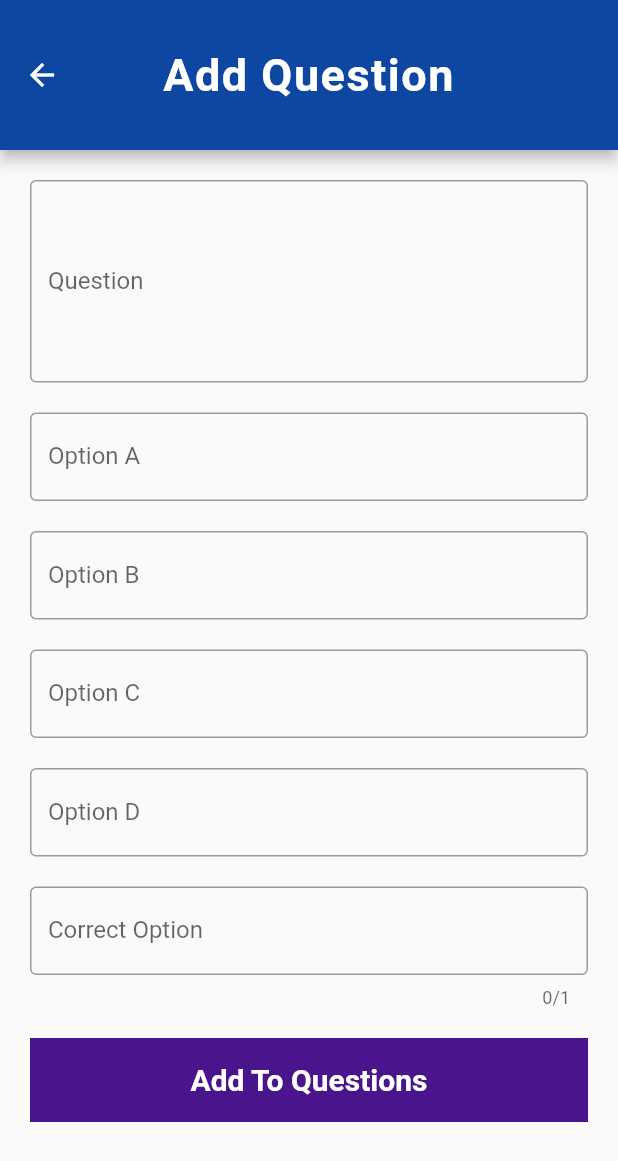
After one commit to rukky96/MathQuizApp, a Flutter app: the screen it shows after launch, after a tap on the "add" icon, on a phone screen of 412 x 824 dp. The commit adds this screen. Shown: the top 1161 px of the screen. Run offline on Flutter 3.47's test engine with Material 2 defaults, Android fonts, the phone set to English and light mode, and no system bars; our stand-ins replace circular_countdown_timer, contained_tab_bar_view.

Commit message:
added student profile and question creator pages

```diff
--- /dev/null
+++ b/lib/add_question_page.dart
@@ -0,0 +1,122 @@
+import 'package:flutter/material.dart';
+import 'package:mathapp/main.dart';
+import 'package:mathapp/provider.dart';
+import 'package:provider/provider.dart';
+
+class AddQuestionPage extends StatefulWidget {
+  const AddQuestionPage({super.key});
+
+  @override
+  State<AddQuestionPage> createState() => _AddQuestionPageState();
+}
+
+class _AddQuestionPageState extends State<AddQuestionPage> {
+  TextEditingController questionController = TextEditingController();
+  TextEditingController optionAController = TextEditingController();
+  TextEditingController optionBController = TextEditingController();
+  TextEditingController optionCController = TextEditingController();
+  TextEditingController optionDController = TextEditingController();
+  TextEditingController correctOptionController = TextEditingController();
+  @override
+  Widget build(BuildContext context) {
+    final provider = Provider.of<MyProvider>(context);
+    String? errorText;
+    return Scaffold(
+      appBar: AppBar(
+          centerTitle: true,
+          toolbarHeight: 100,
+          backgroundColor: Colors.blue.shade900,
+          title: const Text(
+            'Add Question',
+            textAlign: TextAlign.center,
+            style: TextStyle(
+                fontSize: 30, fontWeight: FontWeight.bold, letterSpacing: 1),
+          )),
+      body: Container(
+        padding: MediaQuery.of(context).size.width >= 900
+            ? EdgeInsets.fromLTRB(MediaQuery.of(context).size.width * 0.10, 20,
+                MediaQuery.of(context).size.width * 0.10, 0)
+            : const EdgeInsets.all(20),
+        child: Column(
+          children: [
+            TextFormField(
+              onChanged: (value) {
+                if (value == '') {
+                  errorText = 'Value cannot be empty';
+                }
+              },
+              maxLines: 5,
+              controller: questionController,
+              decoration: InputDecoration(
+                  errorText: errorText,
+                  border: const OutlineInputBorder(),
+                  label: const Text('Question')),
+            ),
+            const SizedBox(height: 20),
+            TextFormField(
+              controller: optionAController,
+              decoration: const InputDecoration(
+                  border: OutlineInputBorder(), label: Text('Option A')),
+            ),
+            const SizedBox(height: 20),
+            TextFormField(
+              controller: optionBController,
+              decoration: const InputDecoration(
+                  border: OutlineInputBorder(), label: Text('Option B')),
+            ),
+            const SizedBox(height: 20),
+            TextFormField(
+              controller: optionCController,
+              decoration: const InputDecoration(
+                  border: OutlineInputBorder(), label: Text('Option C')),
+            ),
+            const SizedBox(height: 20),
+            TextFormField(
+              controller: optionDController,
+              decoration: const InputDecoration(
+                  border: OutlineInputBorder(), label: Text('Option D')),
+            ),
+            const SizedBox(height: 20),
+            TextFormField(
+              maxLength: 1,
+              controller: correctOptionController,
+              decoration: const InputDecoration(
+                  border: OutlineInputBorder(), label: Text('Correct Option')),
+            ),
+            const SizedBox(height: 20),
+            ListTile(
+              minVerticalPadding: 15,
+              onTap: () {
+                provider.addQuestion(
+                    questionController.text,
+                    optionAController.text,
+                    optionBController.text,
+                    optionCController.text,
+                    optionDController.text,
+                    correctOptionController.text);
+                questionController.clear();
+                optionAController.clear();
+                optionBController.clear();
+                optionCController.clear();
+                optionDController.clear();
+                correctOptionController.clear();
+                Navigator.of(context).pushAndRemoveUntil(
+                    MaterialPageRoute(builder: (context) => const HomePage()),
+                    (route) => false);
+              },
+              title: const Text(
+                'Add To Questions',
+                textAlign: TextAlign.center,
+                style: TextStyle(
+                    color: Colors.white,
+                    fontSize: 20,
+                    fontWeight: FontWeight.bold),
+              ),
+              tileColor: Colors.purple.shade900,
+            )
+          ],
+        ),
+      ),
+    );
+  }
+}
--- a/lib/main.dart
+++ b/lib/main.dart
@@ -1,8 +1,11 @@
 import 'package:flutter/material.dart';
+import 'package:mathapp/add_question_page.dart';
 import 'package:mathapp/groups_data.dart';
 import 'package:mathapp/provider.dart';
 import 'package:mathapp/question_page.dart';
 import 'package:provider/provider.dart';
+
+import 'add_student_page.dart';
 
 void main() {
   runApp(ChangeNotifierProvider(
@@ -52,6 +55,22 @@ class _HomePageState extends State<HomePage> {
       backgroundColor: Colors.white,
       appBar: AppBar(
         actions: [
+          IconButton(
+              onPressed: () {
+                Navigator.push(
+                    context,
+                    MaterialPageRoute(
+                        builder: (context) => const AddQuestionPage()));
+              },
+              icon: const Icon(Icons.add, size: 30)),
+          IconButton(
+              onPressed: () {
+                Navigator.push(
+                    context,
+                    MaterialPageRoute(
+                        builder: (context) => const AddStudentPage()));
+              },
+              icon: const Icon(Icons.add_task, size: 30)),
           Padding(
             padding: EdgeInsets.only(
                 right: MediaQuery.of(context).size.width >= 900
--- a/lib/provider.dart
+++ b/lib/provider.dart
@@ -157,6 +157,22 @@ class MyProvider extends ChangeNotifier {
   int count = 0;
   int get myCount => count;
 
+  addQuestion(String question, String optionA, String optionB, String optionC,
+      String optionD, String correctOption) {
+    Map<String, String> questionToAdd = {
+      'question': question,
+      'optionA': optionA,
+      'optionB': optionB,
+      'optionC': optionC,
+      'optionD': optionD,
+      'correctOption': correctOption,
+      'selectedOption': '',
+      'questionSelected': 'no'
+    };
+    myQuestionList.add(questionToAdd);
+    notifyListeners();
+  }
+
   questionIsSelected(int index) {
     myQuestionList[index]['questionSelected'] = 'yes';
     notifyListeners();
@@ -225,15 +241,21 @@ class MyProvider extends ChangeNotifier {
   ];
   List<Map<String, String>> get myGroupData => groupData;
   List<TableRow> tableRow = [
-    const TableRow(
-        children: [Text('S/NO'), Text('FIRST NAME'), Text('SURNAME')])
+    const TableRow(children: [
+      Text(
+        'S/NO',
+        style: TextStyle(fontWeight: FontWeight.bold),
+      ),
+      Text('FIRST NAME', style: TextStyle(fontWeight: FontWeight.bold)),
+      Text('SURNAME', style: TextStyle(fontWeight: FontWeight.bold))
+    ])
   ];
 
   List<TableRow> get myTableRow => tableRow;
   List<TableRow> setTableRow() {
     for (Map<String, String> element in myGroupData) {
-      if (myTableRow.length < myGroupData.length + 1) {
-        int elementIndex = myGroupData.indexOf(element);
+      int elementIndex = myGroupData.indexOf(element);
+      if (elementIndex + 1 == myTableRow.length) {
         myTableRow.add(TableRow(children: [
           Text('${elementIndex + 1}'),
           Text('${myGroupData[elementIndex]['firstName']}'),
@@ -243,4 +265,18 @@ class MyProvider extends ChangeNotifier {
     }
     return myTableRow;
   }
+
+  addStudent(String firstName, String surname, String group) {
+    Map<String, String> studentToAdd = {
+      'firstName': firstName,
+      'surname': surname,
+      'questionAnswered': '',
+      'selectedOption': '',
+      'correctOption': '',
+      'score': '',
+      'group': 'group$group'
+    };
+    myGroupData.add(studentToAdd);
+    notifyListeners();
+  }
 }
```
Also changed, not shown: lib/add_student_page.dart (added, +86 -0 lines).
